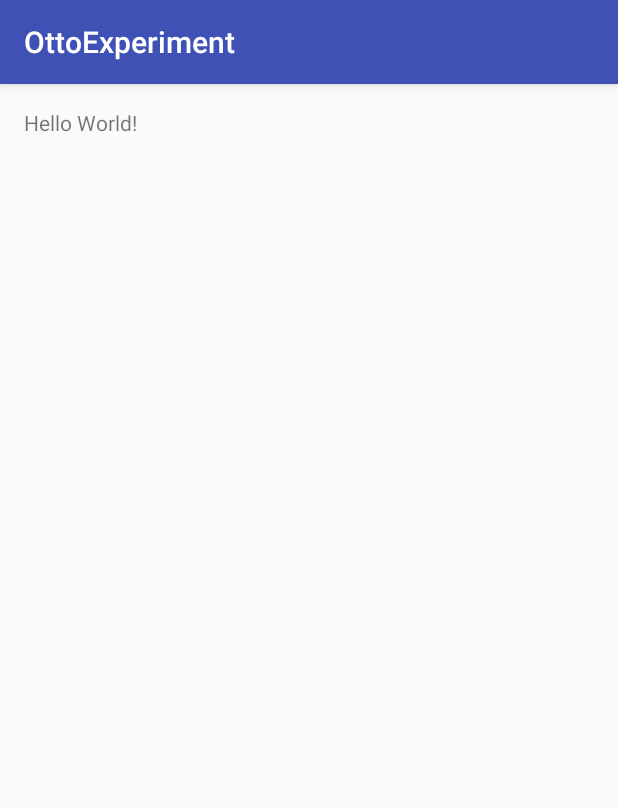
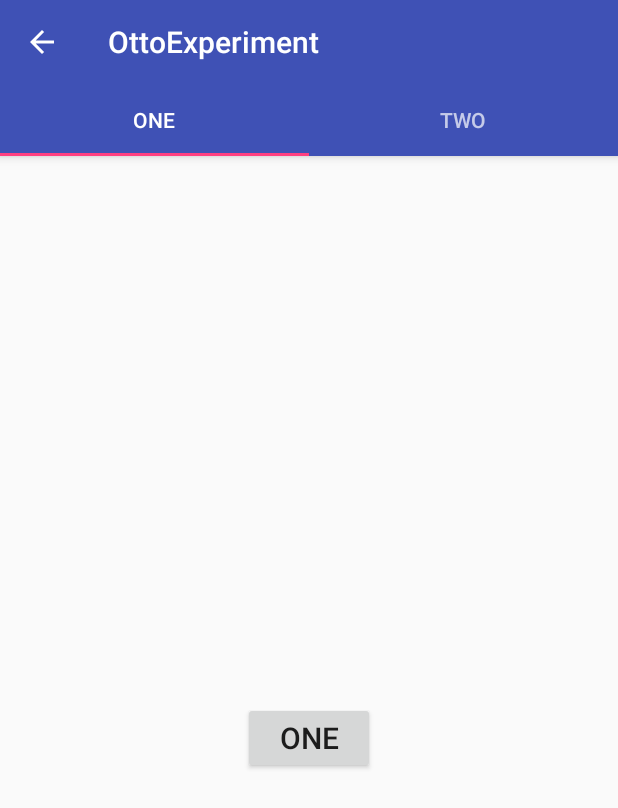
Before and after one commit to rupamgho123/the_otto_experiment, an Android app: the screen it shows after launch (MainActivity), on a phone screen of 412 x 824 dp. Shown: the top 808 px of the screen. Run offline under Robolectric (Android 15) with nearby library versions, the phone set to English and light mode, and no system bars; our stand-ins replace ButterKnife; libraries missing offline, so code that uses them is left out: com.squareup.otto; 2 statements that could not run were skipped.

Commit message:
communication code added

```diff
--- a/app/build.gradle
+++ b/app/build.gradle
@@ -23,4 +23,10 @@ dependencies {
     compile fileTree(dir: 'libs', include: ['*.jar'])
     testCompile 'junit:junit:4.12'
     compile 'com.android.support:appcompat-v7:23.1.1'
+    compile 'com.android.support:design:23.1.1'
+    compile 'com.android.support:support-v4:23.1.1'
+    compile 'com.squareup:otto:1.3.8'
+    compile 'com.jakewharton:butterknife:7.0.1'
+
+    provided "org.projectlombok:lombok:1.12.6"
 }
--- a/app/src/main/AndroidManifest.xml
+++ b/app/src/main/AndroidManifest.xml
@@ -15,6 +15,8 @@
                 <category android:name="android.intent.category.LAUNCHER"/>
             </intent-filter>
         </activity>
+
+        <service android:name=".AppService" />
     </application>
 
 </manifest>
--- /dev/null
+++ b/app/src/main/java/com/example/ottoexperiment/BaseActivity.java
@@ -0,0 +1,46 @@
+package com.example.ottoexperiment;
+
+import android.content.ComponentName;
+import android.content.Context;
+import android.content.Intent;
+import android.content.ServiceConnection;
+import android.os.Bundle;
+import android.os.IBinder;
+import android.support.v7.app.AppCompatActivity;
+
+import butterknife.ButterKnife;
+
+/**
+ * Created by rupam.ghosh on 08/01/16.
+ */
+public abstract class BaseActivity extends AppCompatActivity {
+
+    ServiceConnection connection = new ServiceConnection() {
+        @Override
+        public void onServiceConnected(ComponentName name, IBinder service) {
+
+        }
+
+        @Override
+        public void onServiceDisconnected(ComponentName name) {
+
+        }
+    };
+
+    @Override
+    public void onCreate(Bundle savedInstanceState) {
+        super.onCreate(savedInstanceState);
+        ButterKnife.bind(this);
+        BusProvider.getInstance().register(this);
+        Intent intent = new Intent(this, AppService.class);
+        bindService(intent, connection, Context.BIND_AUTO_CREATE);
+    }
+
+    @Override
+    protected void onDestroy() {
+        ButterKnife.unbind(this);
+        BusProvider.getInstance().unregister(this);
+        unbindService(connection);
+        super.onDestroy();
+    }
+}
--- /dev/null
+++ b/app/src/main/java/com/example/ottoexperiment/BaseFragment.java
@@ -0,0 +1,28 @@
+package com.example.ottoexperiment;
+
+import android.os.Bundle;
+import android.support.annotation.Nullable;
+import android.support.v4.app.Fragment;
+import android.view.View;
+
+import butterknife.ButterKnife;
+
+/**
+ * Created by rupam.ghosh on 08/01/16.
+ */
+public abstract class BaseFragment extends Fragment {
+
+    @Override
+    public void onViewCreated(View view, @Nullable Bundle savedInstanceState) {
+        super.onViewCreated(view, savedInstanceState);
+        ButterKnife.bind(this, view);
+        BusProvider.getInstance().register(this);
+    }
+
+    @Override
+    public void onDestroyView() {
+        ButterKnife.unbind(this);
+        BusProvider.getInstance().unregister(this);
+        super.onDestroyView();
+    }
+}
--- a/app/src/main/java/com/example/ottoexperiment/MainActivity.java
+++ b/app/src/main/java/com/example/ottoexperiment/MainActivity.java
@@ -1,13 +1,87 @@
 package com.example.ottoexperiment;
 
-import android.support.v7.app.AppCompatActivity;
 import android.os.Bundle;
+import android.support.design.widget.TabLayout;
+import android.support.v4.app.Fragment;
+import android.support.v4.app.FragmentManager;
+import android.support.v4.app.FragmentPagerAdapter;
+import android.support.v4.view.ViewPager;
+import android.support.v7.widget.Toolbar;
 
-public class MainActivity extends AppCompatActivity {
+import com.squareup.otto.Subscribe;
+
+import java.util.ArrayList;
+import java.util.List;
+
+public class MainActivity extends BaseActivity {
+    private Toolbar toolbar;
+    private TabLayout tabLayout;
+    private ViewPager viewPager;
+
+    private int clickCount;
 
     @Override
-    protected void onCreate(Bundle savedInstanceState) {
+    public void onCreate(Bundle savedInstanceState) {
         super.onCreate(savedInstanceState);
         setContentView(R.layout.activity_main);
+
+        toolbar = (Toolbar) findViewById(R.id.toolbar);
+        setSupportActionBar(toolbar);
+
+        getSupportActionBar().setDisplayHomeAsUpEnabled(true);
+        getSupportActionBar().setDisplayShowTitleEnabled(true);
+        viewPager = (ViewPager) findViewById(R.id.viewpager);
+        setupViewPager(viewPager);
+
+        tabLayout = (TabLayout) findViewById(R.id.tabs);
+        tabLayout.setupWithViewPager(viewPager);
+    }
+
+    private void setupViewPager(ViewPager viewPager) {
+        ViewPagerAdapter adapter = new ViewPagerAdapter(getSupportFragmentManager());
+        adapter.addFragment(new OneFragment(), "ONE");
+        adapter.addFragment(new TwoFragment(), "TWO");
+        viewPager.setAdapter(adapter);
+    }
+
+    @Subscribe
+    public void dataReceivedFromFragmentOne(FragmentOneButtonClickEvent event) {
+        clickCount++;
+        getSupportActionBar().setTitle("Count: " + clickCount);
+    }
+
+    @Subscribe
+    public void dataReceivedFromFragmentTwo(FragmentTwoButtonClickEvent event) {
+        clickCount++;
+        getSupportActionBar().setTitle("Count: " + clickCount);
+    }
+
+    class ViewPagerAdapter extends FragmentPagerAdapter {
+        private final List<Fragment> mFragmentList = new ArrayList<>();
+        private final List<String> mFragmentTitleList = new ArrayList<>();
+
+        public ViewPagerAdapter(FragmentManager manager) {
+            super(manager);
+        }
+
+        @Override
+        public Fragment getItem(int position) {
+            return mFragmentList.get(position);
+        }
+
+        @Override
+        public int getCount() {
+            return mFragmentList.size();
+        }
+
+        public void addFragment(Fragment fragment, String title) {
+            mFragmentList.add(fragment);
+            mFragmentTitleList.add(title);
+        }
+
+        @Override
+        public CharSequence getPageTitle(int position) {
+            return mFragmentTitleList.get(position);
+        }
     }
 }
--- /dev/null
+++ b/app/src/main/java/com/example/ottoexperiment/OneFragment.java
@@ -0,0 +1,55 @@
+package com.example.ottoexperiment;
+
+import android.os.Bundle;
+import android.view.LayoutInflater;
+import android.view.View;
+import android.view.ViewGroup;
+import android.widget.Button;
+
+import com.squareup.otto.Subscribe;
+
+import butterknife.Bind;
+import butterknife.OnClick;
+
+/**
+ * Created by rupam.ghosh on 08/01/16.
+ */
+public class OneFragment extends BaseFragment {
+
+    @Bind(R.id.button1)
+    Button button;
+
+    int count;
+
+    public OneFragment() {
+        // Required empty public constructor
+    }
+
+    @Override
+    public void onCreate(Bundle savedInstanceState) {
+        super.onCreate(savedInstanceState);
+    }
+
+    @Override
+    public View onCreateView(LayoutInflater inflater, ViewGroup container,
+                             Bundle savedInstanceState) {
+        // Inflate the layout for this fragment
+        return inflater.inflate(R.layout.fragment_one, container, false);
+    }
+
+    @OnClick(R.id.button1)
+    public void buttonClicked() {
+        count++;
+        BusProvider.getInstance().post(fragmentOneButtonClickEvent());
+    }
+
+    public FragmentOneButtonClickEvent fragmentOneButtonClickEvent() {
+        return new FragmentOneButtonClickEvent(count);
+    }
+
+    @Subscribe
+    public void fragmentTwoButtonClicked(FragmentTwoButtonClickEvent event) {
+        button.setText("Fragment2 click count: " + event.getCount());
+    }
+
+}
--- /dev/null
+++ b/app/src/main/java/com/example/ottoexperiment/TwoFragment.java
@@ -0,0 +1,54 @@
+package com.example.ottoexperiment;
+
+import android.os.Bundle;
+import android.view.LayoutInflater;
+import android.view.View;
+import android.view.ViewGroup;
+import android.widget.Button;
+
+import com.squareup.otto.Subscribe;
+
+import butterknife.Bind;
+import butterknife.OnClick;
+
+/**
+ * Created by rupam.ghosh on 08/01/16.
+ */
+public class TwoFragment extends BaseFragment {
+
+    @Bind(R.id.button1)
+    Button button;
+
+    int count;
+
+    public TwoFragment() {
+        // Required empty public constructor
+    }
+
+    @Override
+    public void onCreate(Bundle savedInstanceState) {
+        super.onCreate(savedInstanceState);
+    }
+
+    @Override
+    public View onCreateView(LayoutInflater inflater, ViewGroup container,
+                             Bundle savedInstanceState) {
+        // Inflate the layout for this fragment
+        return inflater.inflate(R.layout.fragment_two, container, false);
+    }
+
+    @OnClick(R.id.button1)
+    public void buttonClicked() {
+        count++;
+        BusProvider.getInstance().post(fragmentTwoButtonClickEvent());
+    }
+
+    public FragmentTwoButtonClickEvent fragmentTwoButtonClickEvent() {
+        return new FragmentTwoButtonClickEvent(count);
+    }
+
+    @Subscribe
+    public void fragmentOneButtonClicked(FragmentOneButtonClickEvent event) {
+        button.setText("Fragment1 click count: " + event.getCount());
+    }
+}
--- a/app/src/main/res/layout/activity_main.xml
+++ b/app/src/main/res/layout/activity_main.xml
@@ -1,17 +1,33 @@
 <?xml version="1.0" encoding="utf-8"?>
-<RelativeLayout
-    xmlns:android="http://schemas.android.com/apk/res/android"
-    xmlns:tools="http://schemas.android.com/tools"
-    android:layout_width="match_parent"
-    android:layout_height="match_parent"
-    android:paddingBottom="@dimen/activity_vertical_margin"
-    android:paddingLeft="@dimen/activity_horizontal_margin"
-    android:paddingRight="@dimen/activity_horizontal_margin"
-    android:paddingTop="@dimen/activity_vertical_margin"
-    tools:context="com.example.ottoexperiment.MainActivity">
+<android.support.design.widget.CoordinatorLayout xmlns:android="http://schemas.android.com/apk/res/android"
+                                                 xmlns:app="http://schemas.android.com/apk/res-auto"
+                                                 android:layout_width="match_parent"
+                                                 android:layout_height="match_parent">
 
-    <TextView
-        android:layout_width="wrap_content"
+    <android.support.design.widget.AppBarLayout
+        android:layout_width="match_parent"
         android:layout_height="wrap_content"
-        android:text="Hello World!"/>
-</RelativeLayout>
+        android:theme="@style/ThemeOverlay.AppCompat.Dark.ActionBar">
+
+        <android.support.v7.widget.Toolbar
+            android:id="@+id/toolbar"
+            android:layout_width="match_parent"
+            android:layout_height="?attr/actionBarSize"
+            android:background="?attr/colorPrimary"
+            app:layout_scrollFlags="scroll|enterAlways"
+            app:popupTheme="@style/ThemeOverlay.AppCompat.Light" />
+
+        <android.support.design.widget.TabLayout
+            android:id="@+id/tabs"
+            android:layout_width="match_parent"
+            android:layout_height="wrap_content"
+            app:tabMode="fixed"
+            app:tabGravity="fill"/>
+    </android.support.design.widget.AppBarLayout>
+
+    <android.support.v4.view.ViewPager
+        android:id="@+id/viewpager"
+        android:layout_width="match_parent"
+        android:layout_height="match_parent"
+        app:layout_behavior="@string/appbar_scrolling_view_behavior"  />
+</android.support.design.widget.CoordinatorLayout>
--- /dev/null
+++ b/app/src/main/res/layout/fragment_one.xml
@@ -0,0 +1,16 @@
+<?xml version="1.0" encoding="utf-8"?>
+<RelativeLayout xmlns:android="http://schemas.android.com/apk/res/android"
+                xmlns:tools="http://schemas.android.com/tools"
+                android:layout_width="match_parent"
+                android:layout_height="match_parent"
+                tools:context="info.androidhive.materialtabs.fragments.OneFragment">
+
+    <Button
+        android:layout_width="wrap_content"
+        android:layout_height="wrap_content"
+        android:id="@+id/button1"
+        android:text="@string/one"
+        android:textSize="20sp"
+        android:layout_centerInParent="true"/>
+
+</RelativeLayout>
--- a/app/src/main/res/values/colors.xml
+++ b/app/src/main/res/values/colors.xml
@@ -3,4 +3,7 @@
     <color name="colorPrimary">#3F51B5</color>
     <color name="colorPrimaryDark">#303F9F</color>
     <color name="colorAccent">#FF4081</color>
+    <color name="textColorPrimary">#FFFFFF</color>
+    <color name="windowBackground">#FFFFFF</color>
+    <color name="navigationBarColor">#000000</color>
 </resources>
--- a/app/src/main/res/values/dimens.xml
+++ b/app/src/main/res/values/dimens.xml
@@ -2,4 +2,8 @@
     <!-- Default screen margins, per the Android Design guidelines. -->
     <dimen name="activity_horizontal_margin">16dp</dimen>
     <dimen name="activity_vertical_margin">16dp</dimen>
+    <dimen name="tab_max_width">264dp</dimen>
+    <dimen name="tab_padding_bottom">16dp</dimen>
+    <dimen name="tab_label">14sp</dimen>
+    <dimen name="custom_tab_layout_height">72dp</dimen>
 </resources>
--- a/app/src/main/res/values/strings.xml
+++ b/app/src/main/res/values/strings.xml
@@ -1,3 +1,5 @@
 <resources>
     <string name="app_name">OttoExperiment</string>
+    <string name="one">one</string>
+    <string name="two">two</string>
 </resources>
--- a/app/src/main/res/values/styles.xml
+++ b/app/src/main/res/values/styles.xml
@@ -3,6 +3,8 @@
     <!-- Base application theme. -->
     <style name="AppTheme" parent="Theme.AppCompat.Light.DarkActionBar">
         <!-- Customize your theme here. -->
+        <item name="windowNoTitle">true</item>
+        <item name="windowActionBar">false</item>
         <item name="colorPrimary">@color/colorPrimary</item>
         <item name="colorPrimaryDark">@color/colorPrimaryDark</item>
         <item name="colorAccent">@color/colorAccent</item>
```
Also changed, not shown: app/src/main/java/com/example/ottoexperiment/AppService.java (added, +34 -0 lines), app/src/main/java/com/example/ottoexperiment/BaseService.java (added, +20 -0 lines), app/src/main/java/com/example/ottoexperiment/BusProvider.java (added, +56 -0 lines), app/src/main/java/com/example/ottoexperiment/FragmentOneButtonClickEvent.java (added, +15 -0 lines), app/src/main/java/com/example/ottoexperiment/FragmentTwoButtonClickEvent.java (added, +16 -0 lines), app/src/main/res/layout/fragment_two.xml (added, +16 -0 lines), 1 other file.
